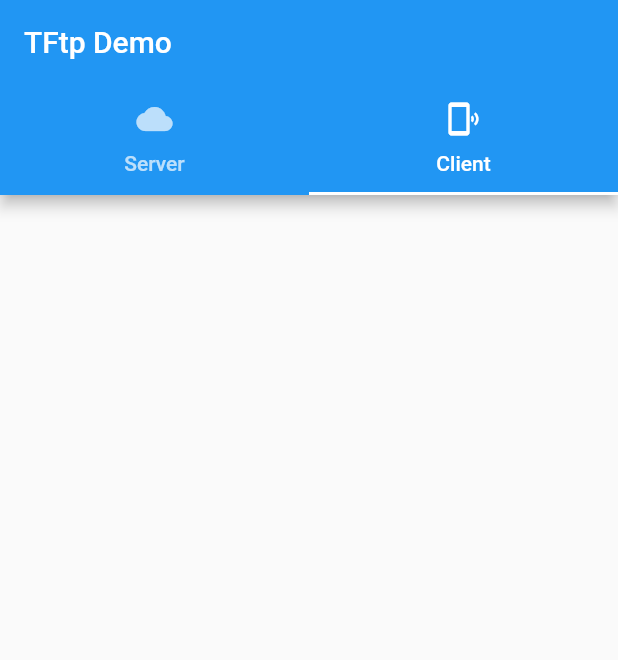
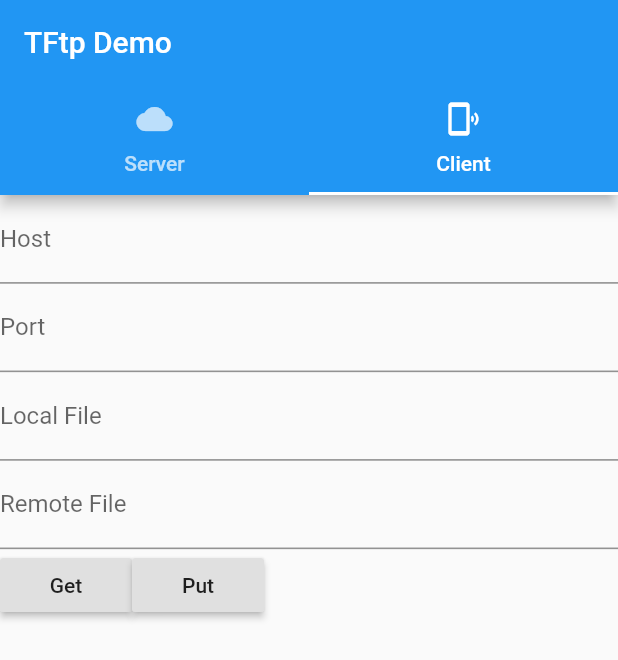
Before and after one commit to FourLeafTec/tftp, a Flutter app: the screen it shows after launch, tab 2 chosen, on a phone screen of 412 x 824 dp. Shown: the top 660 px of the screen. Run offline on Flutter 3.47's test engine with Material 2 defaults, Android fonts, the phone set to English and light mode, and no system bars.

Commit message:
fix to duplicate block in client.

```diff
--- a/example/lib/client.dart
+++ b/example/lib/client.dart
@@ -1,4 +1,9 @@
+import 'dart:io';
+import 'dart:math';
+
 import 'package:flutter/material.dart';
+import 'package:path_provider/path_provider.dart';
+import 'package:tftp/tftp.dart';
 
 class ClientDemo extends StatefulWidget {
   @override
@@ -6,8 +11,64 @@ class ClientDemo extends StatefulWidget {
 }
 
 class _ClientDemoState extends State<ClientDemo> {
+  var host = TextEditingController();
+  var port = TextEditingController();
+  var local = TextEditingController();
+  var remote = TextEditingController();
+
   @override
   Widget build(BuildContext context) {
-    return Container();
+    return Container(
+        child: Column(
+      children: ListTile.divideTiles(
+        context: context,
+        tiles: [
+          TextField(
+            controller: host,
+            decoration: InputDecoration(labelText: "Host"),
+          ),
+          TextField(
+            controller: port,
+            decoration: InputDecoration(labelText: "Port"),
+          ),
+          TextField(
+            controller: local,
+            decoration: InputDecoration(labelText: "Local File"),
+          ),
+          TextField(
+            controller: remote,
+            decoration: InputDecoration(labelText: "Remote File"),
+          ),
+          Row(
+            children: <Widget>[
+              RaisedButton(
+                child: Text("Get"),
+                onPressed: () async {
+                  var client = await TFtpClient.bind(
+                      "0.0.0.0", 40000 + Random().nextInt(10000));
+                  Directory appDocDir =
+                      await getApplicationDocumentsDirectory();
+                  String appDocPath = appDocDir.path;
+                  client.get("$appDocPath/${local.text}", remote.text,
+                      host.text, int.parse(port.text));
+                },
+              ),
+              RaisedButton(
+                child: Text("Put"),
+                onPressed: () async {
+                  var client = await TFtpClient.bind(
+                      "0.0.0.0", 40000 + Random().nextInt(10000));
+                  Directory appDocDir =
+                      await getApplicationDocumentsDirectory();
+                  String appDocPath = appDocDir.path;
+                  client.put("$appDocPath/${local.text}", remote.text,
+                      host.text, int.parse(port.text));
+                },
+              ),
+            ],
+          ),
+        ],
+      ).toList(),
+    ));
   }
 }
--- a/example/lib/server.dart
+++ b/example/lib/server.dart
@@ -83,7 +83,7 @@ class _ServerDemoState extends State<ServerDemo> {
                   ? Column(
                       crossAxisAlignment: CrossAxisAlignment.start,
                       children: <Widget>[
-                        Text("Process:${snapshot.data * 100}%"),
+                        Text("Process:${(snapshot.data * 100).toStringAsFixed(2)}%"),
                         LinearProgressIndicator(
                           value: snapshot.data,
                         ),
```
Also changed, not shown: lib/src/client.dart (+17 -0 lines).
